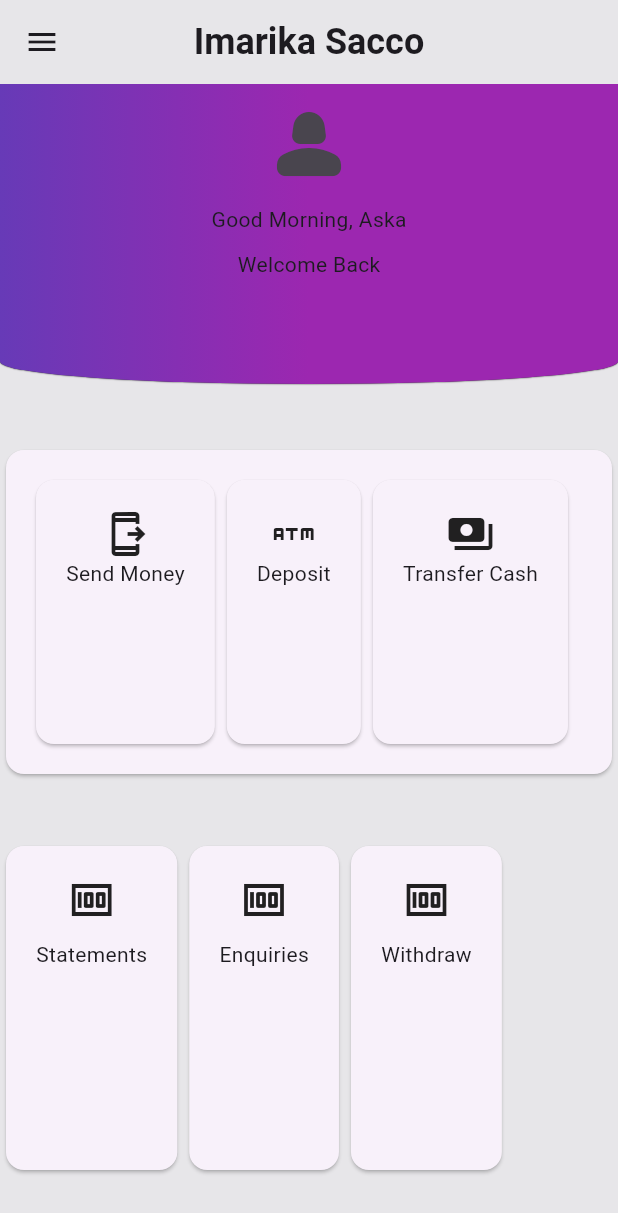
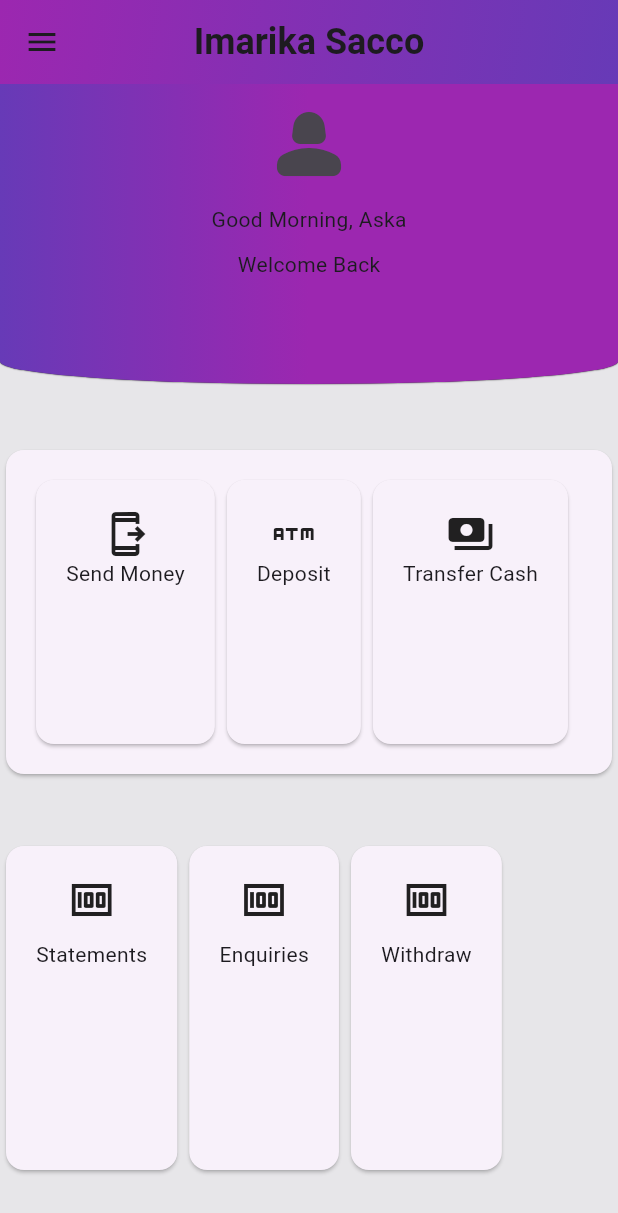
Before and after one commit to azicha/imarika_sacco_mobile_app, a Flutter app: the HomeDetails screen opened directly, on a phone screen of 412 x 824 dp. Shown: the top 1213 px of the screen. Run offline on Flutter 3.47's test engine with Material 3 defaults, Android fonts, the phone set to English and light mode, and no system bars; our stand-ins replace another_flutter_splash_screen.

Commit message:
Code Refactoring

```diff
--- a/lib/home_details.dart
+++ b/lib/home_details.dart
@@ -31,7 +31,15 @@ class HomeDetails extends StatelessWidget {
           ),
         ),
         centerTitle: true,
-        backgroundColor: const Color.fromARGB(255, 231, 230, 233),
+        flexibleSpace: Container(
+          decoration: const BoxDecoration(
+            gradient: LinearGradient(
+              begin: Alignment.topLeft,
+              end: Alignment.bottomRight,
+              colors: <Color>[Colors.purple, Colors.deepPurple],
+            ),
+          ),
+        ),
       ),
       body: Column(
         children: [
```
